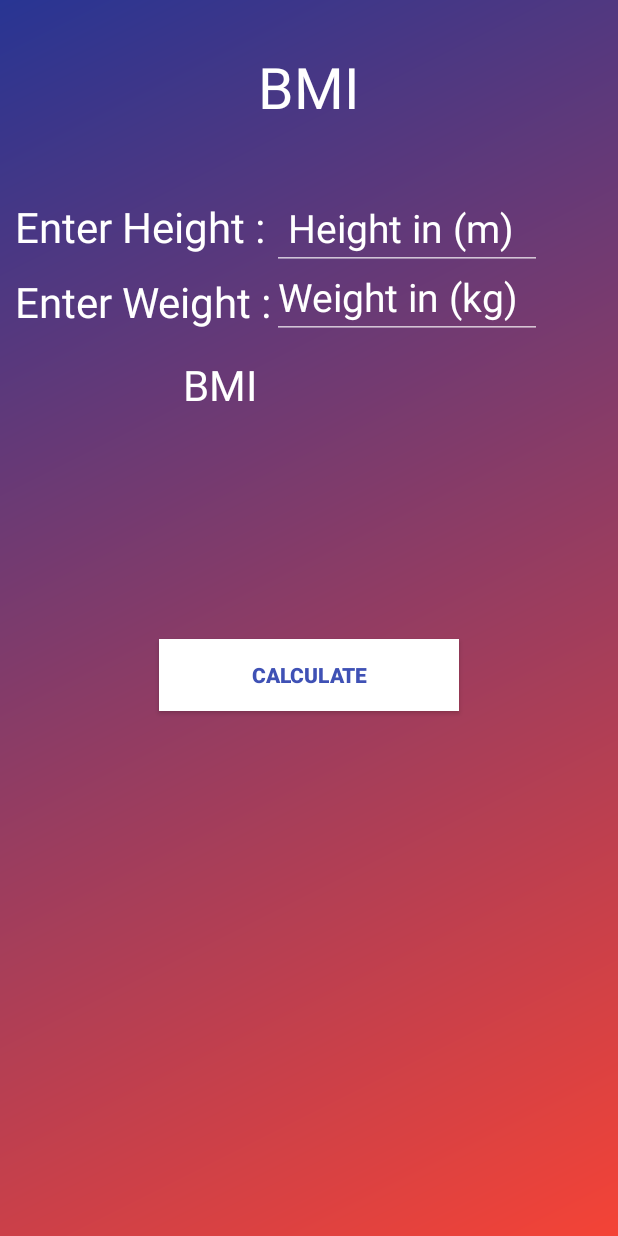
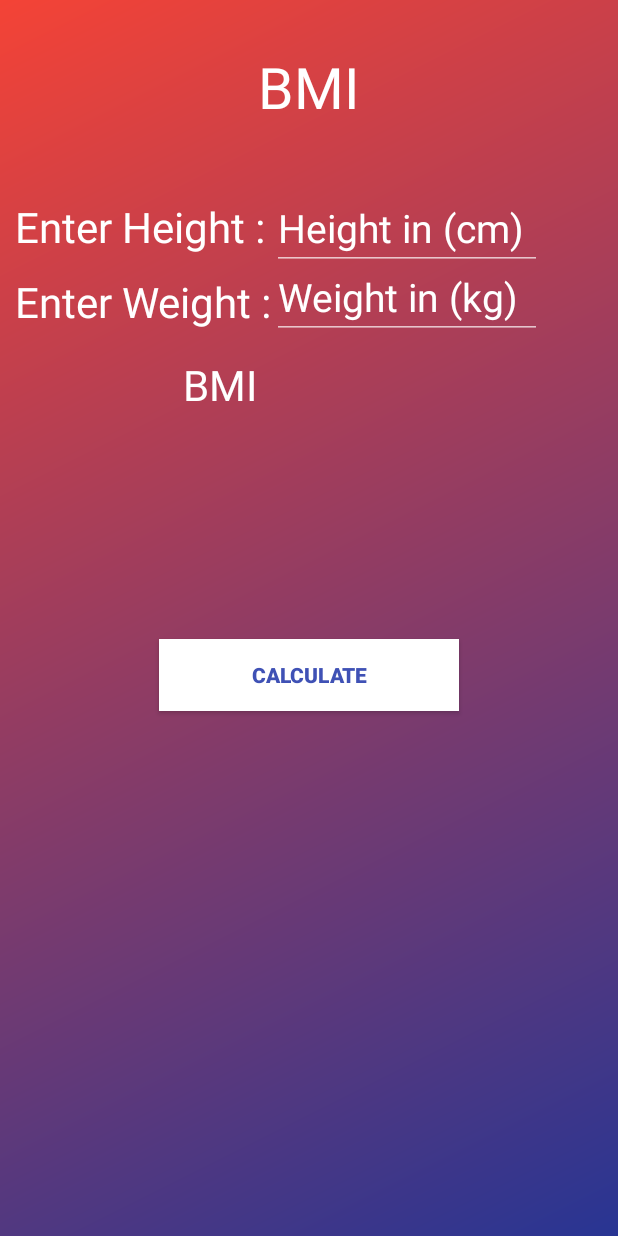
Before and after one commit to Ganesh007karthi/Gecko, an Android app: the Bmi screen opened directly, with no data from a screen before it, on a phone screen of 412 x 824 dp. Run offline under Robolectric (Android 15) with nearby library versions, the phone set to English and light mode, and no system bars.

Commit message:
final commit

```diff
--- a/app/src/main/res/drawable/blue_gradiant.xml
+++ b/app/src/main/res/drawable/blue_gradiant.xml
@@ -2,6 +2,6 @@
 <shape xmlns:android="http://schemas.android.com/apk/res/android">
     <gradient
         android:angle="135"
-        android:endColor="@color/darkpind"
-        android:startColor="@color/blue" />
+        android:endColor="@color/blue"
+        android:startColor="@color/darkpind" />
 </shape>
--- a/app/src/main/res/layout/bmi.xml
+++ b/app/src/main/res/layout/bmi.xml
@@ -56,7 +56,7 @@
             android:layout_alignBottom="@+id/textView_height"
             android:layout_toEndOf="@+id/textView_weight"
             android:layout_toRightOf="@+id/textView_weight"
-            android:hint=" Height in (m)"
+            android:hint="Height in (cm)"
             android:textColor="@color/colorAccent"
             android:textColorHint="@color/colorAccent"
             android:paddingRight="10dp"
@@ -110,6 +110,7 @@
             android:layout_below="@+id/bmi"
             android:layout_centerHorizontal="true"
             android:layout_marginTop="25dp"
+            android:src="@drawable/bmiinfo"
             android:id="@+id/info"/>
 
         <Button
```
